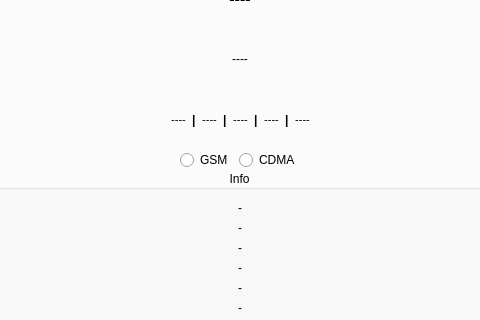
Before: the Qt Designer form src/mainwindow.ui in Antiquete/mmconneqt, drawn with Qt 5; both pictures show x 327 to 807 and y 97 to 417 of the 1134 by 757 pixel window.
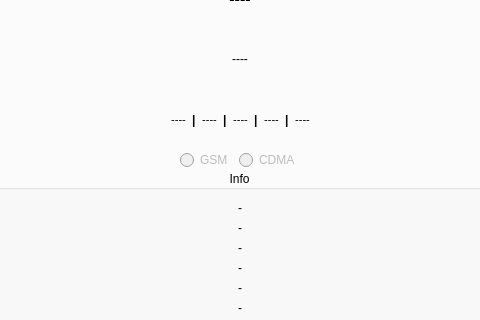
After: the same form once the commit is applied. Custom widgets are drawn as their Qt base class.

Commit message: Fix radio button checkable on modem viewer

Patch:
```diff
--- a/src/mainwindow.ui
+++ b/src/mainwindow.ui
@@ -374,16 +374,25 @@
             </item>
             <item>
              <widget class="QRadioButton" name="rbProp_3gpp">
+              <property name="enabled">
+               <bool>false</bool>
+              </property>
               <property name="focusPolicy">
                <enum>Qt::NoFocus</enum>
               </property>
               <property name="text">
                <string>GSM</string>
               </property>
+              <property name="checkable">
+               <bool>true</bool>
+              </property>
              </widget>
             </item>
             <item>
              <widget class="QRadioButton" name="rbProp_cdma">
+              <property name="enabled">
+               <bool>false</bool>
+              </property>
               <property name="focusPolicy">
                <enum>Qt::NoFocus</enum>
               </property>
```
